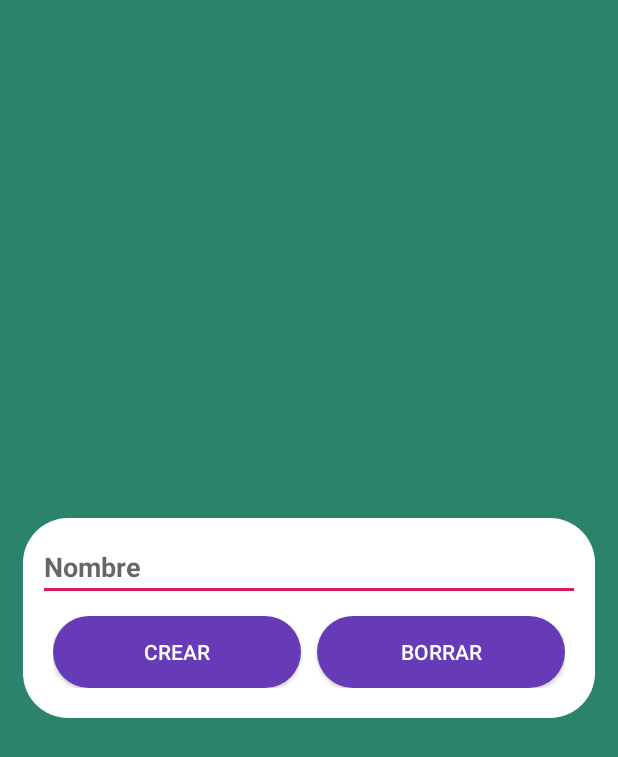
After one commit to camilonfs1/EntornoPazUDTesis, an Android app: the CRUD_Courses screen opened directly, with no data from a screen before it, on a phone screen of 412 x 824 dp. The commit adds this screen. Shown: the top 757 px of the screen. Run offline under Robolectric (Android 15) with nearby library versions, the phone set to English and light mode, and no system bars; our stand-ins replace Firebase (no records; nobody signed in at launch, a user with empty details on screens opened directly).

Commit message:
Add Courses and change all DB in Firebase JSON

```diff
--- a/app/src/main/AndroidManifest.xml
+++ b/app/src/main/AndroidManifest.xml
@@ -9,7 +9,8 @@
         android:roundIcon="@mipmap/iconepaz_main_round"
         android:supportsRtl="true"
         android:theme="@style/AppTheme">
-        <activity android:name=".Activities.CRUDStudenIndivitual"></activity>
+        <activity android:name=".Activities.CRUD_Courses"></activity>
+        <activity android:name=".Activities.CRUDStudenIndivitual" />
         <activity android:name=".Activities.CRUD_Student_main" />
         <activity android:name=".Clases.Login" />
         <activity android:name=".Activities.MainTeacher" />
--- /dev/null
+++ b/app/src/main/java/com/example/entornopazud/Activities/CRUD_Courses.kt
@@ -0,0 +1,121 @@
+package com.example.entornopazud.Activities
+
+import android.app.AlertDialog
+import android.app.ProgressDialog
+import android.content.DialogInterface
+import androidx.appcompat.app.AppCompatActivity
+import android.os.Bundle
+import android.widget.Button
+import android.widget.EditText
+import android.widget.Toast
+import com.example.entornopazud.Adapters.Adapter_Courses
+import com.example.entornopazud.Clases.Courses
+import com.example.entornopazud.Clases.User
+import com.example.entornopazud.R
+import com.google.firebase.auth.FirebaseAuth
+import com.google.firebase.database.*
+import kotlinx.android.synthetic.main.activity_c_r_u_d__courses.*
+
+class CRUD_Courses : AppCompatActivity() {
+    private var btnCreate: Button? = null
+    private var btnDelete: Button? = null
+    private var nameCourse: EditText? = null
+
+    private var mDatabaseReference: DatabaseReference? = null
+    private var mDatabase: FirebaseDatabase? = null
+    private var mAuth: FirebaseAuth? = null
+
+    private var mProgressBar: ProgressDialog? = null
+    private var CoursesList: ArrayList<Courses> = ArrayList<Courses>()
+
+    override fun onCreate(savedInstanceState: Bundle?) {
+        super.onCreate(savedInstanceState)
+        setContentView(R.layout.activity_c_r_u_d__courses)
+        initialise()
+    }
+
+    private fun initialise() {
+        btnCreate = BtnCreateCourse
+        btnDelete = BtnDeleteCourse
+        nameCourse = txtCourseName
+        mProgressBar = ProgressDialog(this)
+        mDatabase = FirebaseDatabase.getInstance()
+        mAuth = FirebaseAuth.getInstance()
+        mDatabaseReference = mDatabase!!.reference!!.child("Courses")//Create child Courses in firebase database
+        readCoursesDb()
+
+        btnCreate?.setOnClickListener {
+            createCourse()
+        }
+        btnDelete?.setOnClickListener {
+            deleteCourse()
+        }
+    }
+    fun nameUser(): String {
+        var name = intent.getStringExtra("name")
+        return name
+
+    }
+
+    private fun createCourse() {
+        var name = nameCourse!!.text.toString()
+        val mUser = nameUser()
+        if (!name.isEmpty()) {
+            val userId = mAuth!!.currentUser!!.uid
+            //update user profile information
+            val currentCoursDb = mDatabaseReference!!.child(name)
+            currentCoursDb.child("Name").setValue(name)
+            currentCoursDb.child("Teacher").setValue(mUser)
+            nameCourse!!.setText("")
+            Toast.makeText(this, "Curso creado", Toast.LENGTH_SHORT).show()
+        } else {
+            Toast.makeText(this, "Llena la casilla nombre", Toast.LENGTH_SHORT).show()
+        }
+    }
+
+    private fun readCoursesDb() {
+        mDatabaseReference!!.addValueEventListener(object : ValueEventListener {
+            //call "Courses" child in database firebase
+            override fun onCancelled(p0: DatabaseError) {
+            }
+            override fun onDataChange(p0: DataSnapshot) {
+                CoursesList.clear()
+                if (p0.exists()) {
+                    for (e in p0.children) {
+                        var cours = Courses(e.child("Name").getValue().toString())
+                        println(cours.name)
+                        CoursesList.add(cours)
+                    }
+                    updateList(CoursesList)
+                }
+            }
+        })
+    }
+    private fun deleteCourse(){
+        var currentCours = mDatabaseReference?.child(nameCourse!!.text.toString())
+        val dialogBuilder = AlertDialog.Builder(this)
+        dialogBuilder.setMessage("Quieres borrar a "+nameCourse!!.text.toString()+"?")
+            .setCancelable(false)
+            .setPositiveButton("Borrar", DialogInterface.OnClickListener { dialog, id ->
+                currentCours?.removeValue()
+                Toast.makeText(this, "Borrado", Toast.LENGTH_SHORT).show()
+                nameCourse!!.setText("")
+                readCoursesDb()
+            })
+            .setNegativeButton("Cancelar", DialogInterface.OnClickListener { dialog, id ->
+                dialog.cancel()
+            })
+        val alert = dialogBuilder.create()
+        alert.setTitle("Advertencia")
+        alert.show()
+    }
+
+    private fun updateList(listaCourses: ArrayList<Courses>) {
+        val adapter = Adapter_Courses(this, listaCourses)
+        coursesList.adapter = adapter
+        coursesList.setOnItemClickListener { parent, view, position, id ->
+            val course = listaCourses[position]
+            nameCourse!!.setText(course.name)
+        }
+    }
+}
--- a/app/src/main/java/com/example/entornopazud/Activities/CRUD_Student_main.kt
+++ b/app/src/main/java/com/example/entornopazud/Activities/CRUD_Student_main.kt
@@ -38,7 +38,8 @@ class CRUD_Student_main : AppCompatActivity() {
     }
 
     private fun datosFirebase() {
-        mDatabase!!.child("Users").addValueEventListener(object : ValueEventListener {
+
+        /*mDatabase!!.child("Aprendientes").addValueEventListener(object : ValueEventListener {
             //call "User" child in database firebase
             override fun onCancelled(p0: DatabaseError) {
             }
@@ -64,7 +65,7 @@ class CRUD_Student_main : AppCompatActivity() {
                 }
             }
 
-        })
+        })*/
     }
 
 
--- /dev/null
+++ b/app/src/main/java/com/example/entornopazud/Clases/Courses.kt
@@ -0,0 +1,5 @@
+package com.example.entornopazud.Clases
+
+import java.io.Serializable
+
+class Courses(val name:String) : Serializable
--- /dev/null
+++ b/app/src/main/res/layout/activity_c_r_u_d__courses.xml
@@ -0,0 +1,64 @@
+<?xml version="1.0" encoding="utf-8"?>
+<RelativeLayout xmlns:android="http://schemas.android.com/apk/res/android"
+    xmlns:app="http://schemas.android.com/apk/res-auto"
+    xmlns:tools="http://schemas.android.com/tools"
+    android:layout_width="match_parent"
+    android:layout_height="match_parent"
+    android:background="#2A836A"
+    android:gravity="center"
+    android:padding="15dp"
+    tools:context=".Activities.CRUD_Courses">
+
+    <LinearLayout
+        android:layout_width="match_parent"
+        android:layout_height="wrap_content"
+        android:background="@drawable/linear_layuout_back"
+        android:orientation="vertical"
+        android:padding="10dp">
+
+
+        <EditText
+            android:id="@+id/txtCourseName"
+            android:layout_width="match_parent"
+            android:layout_height="wrap_content"
+            android:hint="@string/NameText"
+            android:textStyle="bold" />
+
+
+        <LinearLayout
+            android:layout_width="match_parent"
+            android:layout_height="wrap_content"
+            android:background="@drawable/linear_layuout_back"
+            android:orientation="horizontal"
+            android:padding="10dp">
+
+            <Button
+                android:id="@+id/BtnCreateCourse"
+                android:layout_width="match_parent"
+                android:layout_height="wrap_content"
+                android:background="@drawable/btn_back"
+                android:text="Crear"
+                android:layout_weight="1"
+                android:layout_marginRight="5dp"
+                android:textColor="@android:color/white" />
+
+            <Button
+                android:id="@+id/BtnDeleteCourse"
+                android:layout_width="match_parent"
+                android:layout_height="wrap_content"
+                android:background="@drawable/btn_back"
+                android:text="Borrar"
+                android:layout_marginLeft="5dp"
+                android:layout_weight="1"
+                android:textColor="@android:color/white" />
+
+
+
+        </LinearLayout>
+        <ListView
+            android:id="@+id/coursesList"
+            android:layout_width="match_parent"
+            android:layout_height="wrap_content" />
+    </LinearLayout>
+
+</RelativeLayout>
--- a/build.gradle
+++ b/build.gradle
@@ -8,7 +8,7 @@ buildscript {
 
     }
     dependencies {
-        classpath 'com.android.tools.build:gradle:3.5.3'
+        classpath 'com.android.tools.build:gradle:3.6.0'
         classpath "org.jetbrains.kotlin:kotlin-gradle-plugin:$kotlin_version"
         classpath 'com.google.gms:google-services:4.2.0'
         // NOTE: Do not place your application dependencies here; they belong
```
Also changed, not shown: app/src/main/java/com/example/entornopazud/Activities/MainActivity.kt (+23 -7 lines), app/src/main/java/com/example/entornopazud/Activities/MainRegister.kt (+44 -10 lines), app/src/main/java/com/example/entornopazud/Activities/MainTeacher.kt (+11 -5 lines), app/src/main/java/com/example/entornopazud/Adapters/Adapter_Courses.kt (added, +22 -0 lines), app/src/main/java/com/example/entornopazud/Clases/Login.kt (+87 -14 lines), app/src/main/res/layout/activity_main.xml (+15 -9 lines), app/src/main/res/layout/activity_main_register.xml (+13 -3 lines), app/src/main/res/layout/recycler_row.xml (+8 -0 lines), app/src/main/res/layout/row_course.xml (added, +18 -0 lines), app/src/main/res/usericon1/personas.png (deleted).
